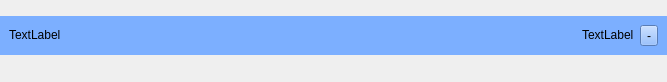
This is automator_project/utils/qtUi/config_operation.ui in Halicea/hal_automator as Qt 5 draws it before an edit. The edited form follows.
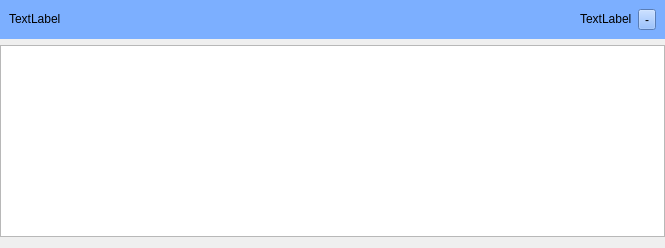
This is the edited form.

```diff
--- a/automator_project/utils/qtUi/config_operation.ui
+++ b/automator_project/utils/qtUi/config_operation.ui
@@ -6,8 +6,8 @@
    <rect>
     <x>0</x>
     <y>0</y>
-    <width>667</width>
-    <height>82</height>
+    <width>665</width>
+    <height>159</height>
    </rect>
   </property>
   <property name="windowTitle">
@@ -94,6 +94,16 @@
      </property>
     </layout>
    </item>
+   <item>
+    <widget class="QPlainTextEdit" name="txtOutput">
+     <property name="sizePolicy">
+      <sizepolicy hsizetype="Expanding" vsizetype="MinimumExpanding">
+       <horstretch>0</horstretch>
+       <verstretch>0</verstretch>
+      </sizepolicy>
+     </property>
+    </widget>
+   </item>
   </layout>
  </widget>
  <resources/>
```
